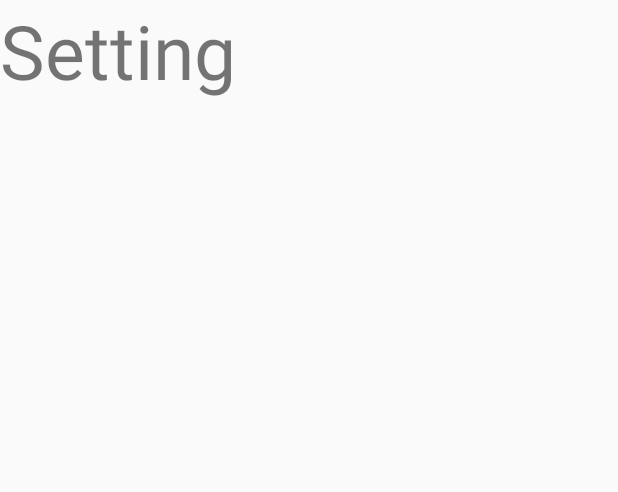
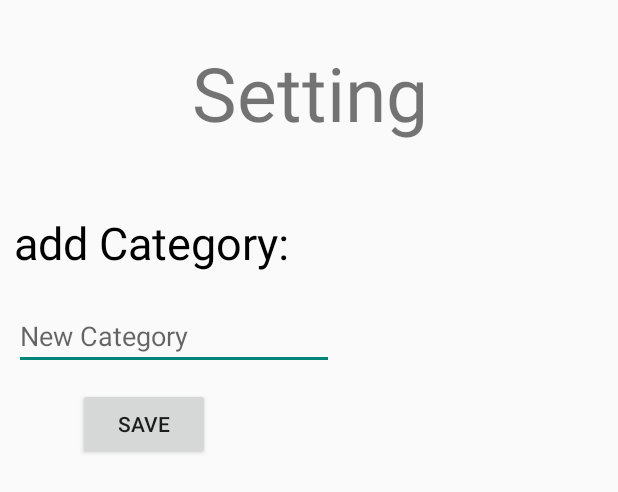
Before and after one commit to weYehonatan/TaskMaster, an Android app: the layout dialog_setting.xml on its own in the app's theme, with its tools: preview values and no code run, on a phone screen of 412 x 824 dp. Shown: the top 492 px of the screen. Run offline under Robolectric (Android 15) with nearby library versions, the phone set to English and light mode, and no system bars.

Commit message:
Save new Category in SharedPreferences.

```diff
--- a/app/src/main/res/layout/activity_friands.xml
+++ b/app/src/main/res/layout/activity_friands.xml
@@ -78,7 +78,7 @@
         android:layout_width="409dp"
         android:layout_height="558dp"
         android:layout_marginStart="1dp"
-        android:layout_marginTop="1dp"
+        android:layout_marginTop="3dp"
         android:layout_marginEnd="1dp"
         android:layout_marginBottom="1dp"
         app:layout_constraintBottom_toBottomOf="parent"
--- a/app/src/main/res/layout/dialog_setting.xml
+++ b/app/src/main/res/layout/dialog_setting.xml
@@ -1,5 +1,6 @@
 <?xml version="1.0" encoding="utf-8"?>
 <androidx.constraintlayout.widget.ConstraintLayout xmlns:android="http://schemas.android.com/apk/res/android"
+    xmlns:app="http://schemas.android.com/apk/res-auto"
     xmlns:tools="http://schemas.android.com/tools"
     android:layout_width="match_parent"
     android:layout_height="match_parent">
@@ -8,11 +9,49 @@
         android:id="@+id/tvSetting_dialog"
         android:layout_width="wrap_content"
         android:layout_height="wrap_content"
+        android:layout_marginStart="128dp"
+        android:layout_marginTop="28dp"
+        android:layout_marginEnd="127dp"
         android:text="Setting"
         android:textSize="50sp"
-        tools:layout_editor_absoluteX="104dp"
-        tools:layout_editor_absoluteY="60dp" />
+        app:layout_constraintEnd_toEndOf="parent"
+        app:layout_constraintStart_toStartOf="parent"
+        app:layout_constraintTop_toTopOf="parent" />
 
+    <TextView
+        android:id="@+id/tvAddCategory"
+        android:layout_width="wrap_content"
+        android:layout_height="wrap_content"
+        android:layout_marginStart="9dp"
+        android:layout_marginTop="46dp"
+        android:text="add Category:"
+        android:textColor="#000000"
+        android:textSize="30sp"
+        app:layout_constraintStart_toStartOf="parent"
+        app:layout_constraintTop_toBottomOf="@+id/tvSetting_dialog" />
+
+    <EditText
+        android:id="@+id/etAddCategory"
+        android:layout_width="wrap_content"
+        android:layout_height="wrap_content"
+        android:layout_marginStart="9dp"
+        android:layout_marginTop="19dp"
+        android:ems="10"
+        android:inputType="text"
+        android:hint="New Category"
+
+        app:layout_constraintStart_toStartOf="parent"
+        app:layout_constraintTop_toBottomOf="@+id/tvAddCategory" />
+
+    <Button
+        android:id="@+id/btnSaveNewCategory"
+        android:layout_width="wrap_content"
+        android:layout_height="wrap_content"
+        android:layout_marginStart="52dp"
+        android:layout_marginTop="12dp"
+        android:text="save"
+        app:layout_constraintStart_toStartOf="parent"
+        app:layout_constraintTop_toBottomOf="@+id/etAddCategory" />
 
 
 </androidx.constraintlayout.widget.ConstraintLayout>
```
Also changed, not shown: app/src/main/java/yehonatan/weitzman/taskmaster/FirebasecController.java (+5 -2 lines), app/src/main/java/yehonatan/weitzman/taskmaster/FriandsActivity.java (+9 -10 lines), app/src/main/java/yehonatan/weitzman/taskmaster/MainActivity.java (+52 -10 lines), app/src/main/java/yehonatan/weitzman/taskmaster/Taskadapter.java (+9 -15 lines), app/src/main/res/layout/recycleritem_task.xml (+31 -19 lines).
